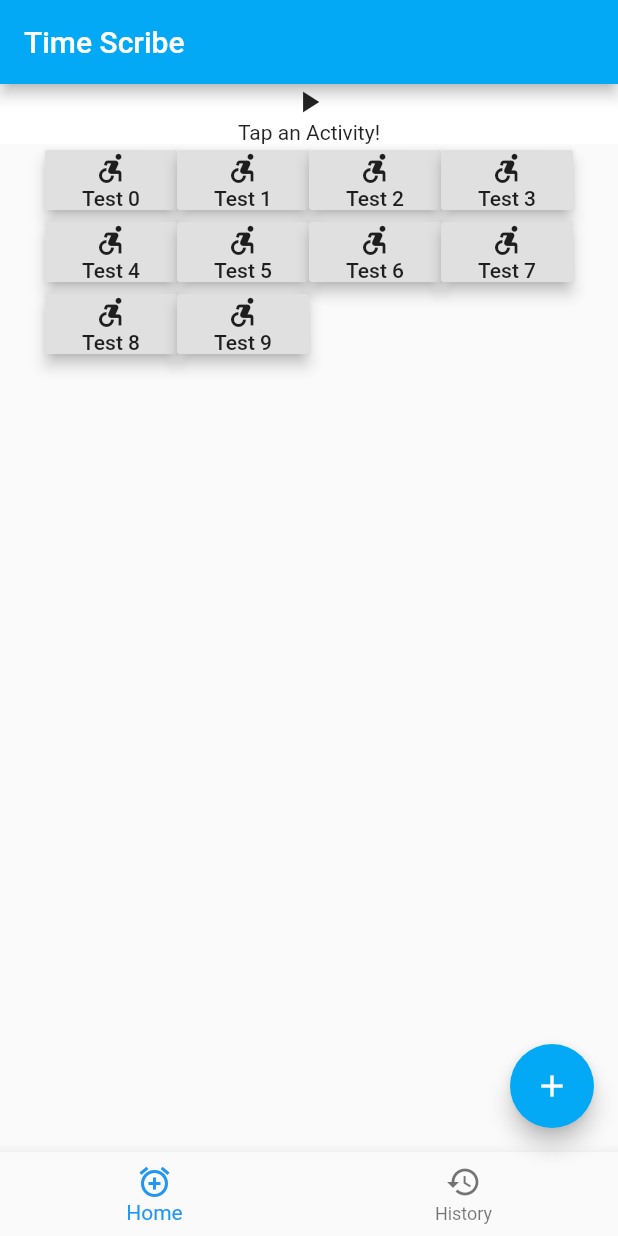
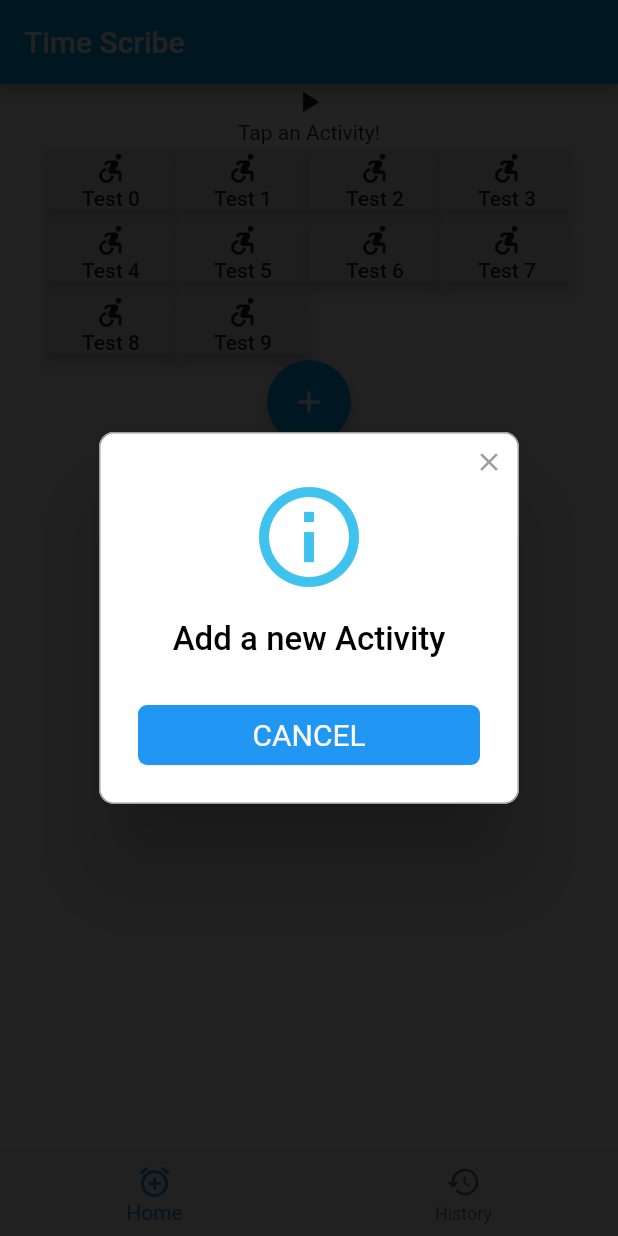
Before and after one commit to HarryAWoodworth/TimeScribe, a Flutter app: the screen it shows after launch, after a tap on the "add" icon, on a phone screen of 412 x 824 dp. Run offline on Flutter 3.47's test engine with Material 2 defaults, Android fonts, the phone set to English and light mode, and no system bars; drawn by our look-alikes of rflutter_alert.

Commit message:
Add add button

```diff
--- a/lib/home_body_widget.dart
+++ b/lib/home_body_widget.dart
@@ -1,7 +1,9 @@
 import 'package:flutter/material.dart';
+import 'package:rflutter_alert/rflutter_alert.dart';
 import 'package:time_scribe/main.dart';
 
 class HomeBodyWidget extends StatefulWidget {
+  static HomeBodyWidgetState of(BuildContext context) => context.ancestorStateOfType(const TypeMatcher<HomeBodyWidgetState>());
   HomeBodyWidgetState createState() => new HomeBodyWidgetState();
 }
 
@@ -10,9 +12,11 @@ class HomeBodyWidgetState extends State<HomeBodyWidget> {
   Icon _currActIcon = null;
   TimerService timerService = null;
   bool _activeActivity = false;
+  BuildContext _context;
 
   @override
   Widget build(BuildContext context) {
+    _context = context;
     timerService = TimerService.of(context);
     return Column(
       children: <Widget>[
@@ -39,7 +43,7 @@ class HomeBodyWidgetState extends State<HomeBodyWidget> {
                           return Row(
                             mainAxisAlignment: MainAxisAlignment.spaceEvenly,
                             children: <Widget>[
-                              Text('${timerService.currentDuration.inSeconds}'),
+                               Text('${timerService.currentDuration.inSeconds}'),
                               FlatButton(
                                 color: Colors.white,
                                 onPressed: !timerService.isRunning
@@ -75,6 +79,13 @@ class HomeBodyWidgetState extends State<HomeBodyWidget> {
         Wrap(
           children: gridView(),
         ),
+        FloatingActionButton(
+          onPressed: () {
+            addActivityAlert();
+          },
+          backgroundColor: Colors.lightBlue,
+          child: Icon(Icons.add),
+        ),
       ],
     );
   }
@@ -104,6 +115,7 @@ class HomeBodyWidgetState extends State<HomeBodyWidget> {
     );
   }
 
+  /// Change the top row to represent the activity selected
   void _changeActivity(Icon icon, String name) {
     setState(() {
       _currActIcon = icon;
@@ -113,6 +125,15 @@ class HomeBodyWidgetState extends State<HomeBodyWidget> {
     // End timer
     // Save timer time to whatever data holder
   }
+
+  void addActivityAlert(){
+    Alert(
+      context: context,
+      type: AlertType.info,
+      title: "Add a new Activity",
+    ).show();
+  }
+
 }
 
 // String array of names so no name duplicates
--- a/lib/home_widget.dart
+++ b/lib/home_widget.dart
@@ -35,13 +35,6 @@ class _HomePageState extends State<HomePage> {
       ),
       // Body is the children being rendered based on selected tab
       body: _children[_currentIndex],
-      floatingActionButton: _currentIndex == 0 ? FloatingActionButton(
-        onPressed: () {
-          // Open Dialogue to add an activity
-        },
-        backgroundColor: Colors.lightBlue,
-        child: Icon(Icons.add),
-      ) : SizedBox.shrink(),
       bottomNavigationBar: BottomNavigationBar(
         onTap: onTabTapped,
         // the index of the active tab
--- a/lib/main.dart
+++ b/lib/main.dart
@@ -1,13 +1,16 @@
 import 'package:flutter/material.dart';
 import 'package:time_scribe/home_widget.dart';
 import 'dart:async';
-
 
 ///  [References]
 ///  https://willowtreeapps.com/ideas/how-to-use-flutter-to-build-an-app-with-bottom-navigation
 ///  https://codelabs.developers.google.com/codelabs/first-flutter-app-pt2/#8
 ///  https://github.com/bizz84/stopwatch-flutter/blob/master/lib/timer_page.dart
 ///  https://stackoverflow.com/questions/53228993/how-to-implement-persistent-stopwatch-in-flutter
+///  https://github.com/RatelHub/rflutter_alert
+///  https://flutter.dev/docs/development/ui/interactive
+///  https://stackoverflow.com/questions/44489804/show-hide-widgets-on-flutter-programmatically
+///  https://stackoverflow.com/questions/49713189/how-to-use-conditional-statement-within-child-attribute-of-a-flutter-widget-cen
 
 void main() {
   final timerService = TimerService();
```
